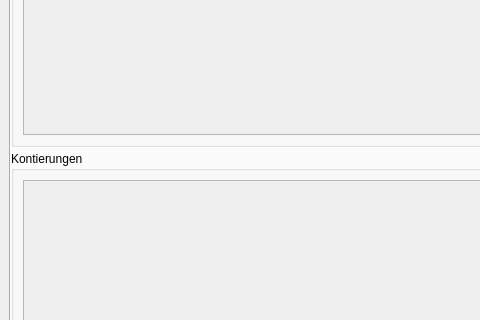
Old version of the form mainwindow.ui in the repository qohelet/QtZeiterfassung; both pictures show x 0 to 480 and y 167 to 487 of the 1242 by 581 pixel window.
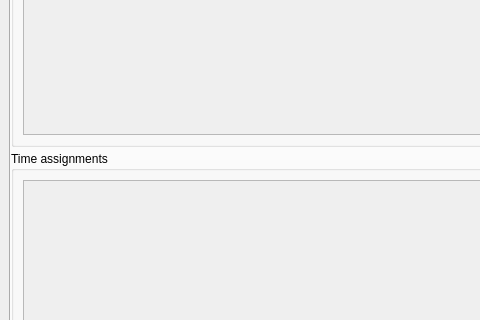
New version of the form. The open tabs and pages were chosen to show the change. Icons and pictures are not drawn.

Commit message: Replaced Kontierung with TimeAssignment for better translations

```diff
--- a/mainwindow.ui
+++ b/mainwindow.ui
@@ -235,7 +235,7 @@
        </widget>
        <widget class="QGroupBox" name="groupBoxKontierungen">
         <property name="title">
-         <string>Kontierungen</string>
+         <string>Time assignments</string>
         </property>
         <layout class="QHBoxLayout" name="horizontalLayout_2">
          <item>
```
Left out of the diff: 6 changed lines with no effect on the pictures. The commit also changes 24 other files.
